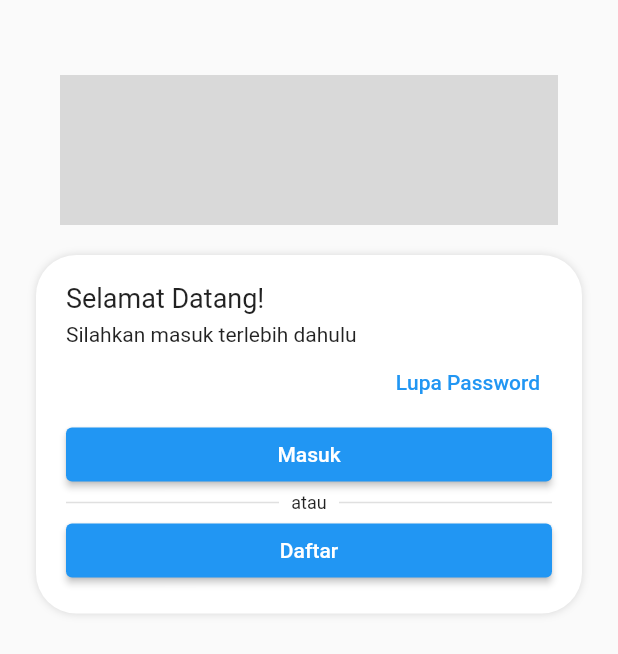
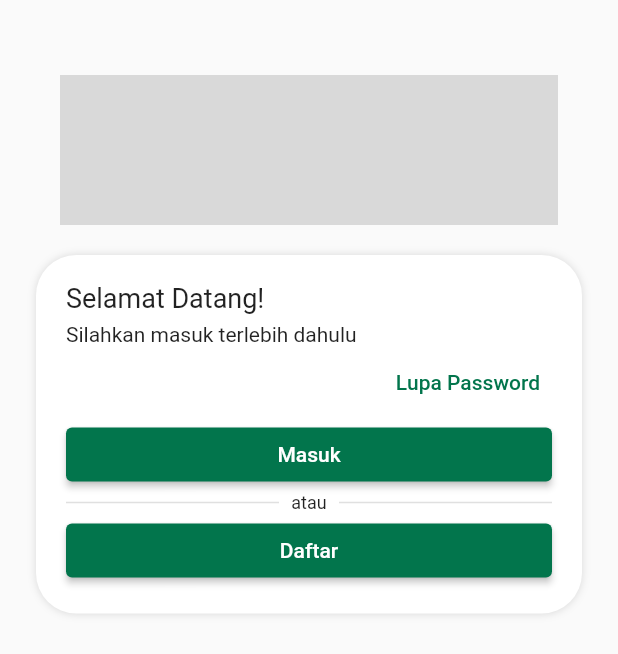
Before and after one commit to RioPasama/iCaleg, a Flutter app: the screen it shows after launch, on a phone screen of 412 x 824 dp. Shown: the top 654 px of the screen. Run offline on Flutter 3.47's test engine with Material 2 defaults, Android fonts, the phone set to English and light mode, and no system bars; our stand-ins replace connectivity_plus, get, google_fonts.

Commit message:
setting theme data

```diff
--- a/lib/infrastructure/theme/theme_data.dart
+++ b/lib/infrastructure/theme/theme_data.dart
@@ -1,5 +1,24 @@
 import 'package:flutter/material.dart';
+import 'package:icaleg/infrastructure/theme/theme_utils.dart';
 
 ThemeData themeData() {
-  return ThemeData();
+  return ThemeData(
+    textTheme: textTheme,
+    colorScheme: ThemeData().colorScheme.copyWith(primary: colorPrimary),
+    dialogBackgroundColor: Colors.white.withOpacity(0.88),
+    inputDecorationTheme: const InputDecorationTheme(
+      focusedBorder: OutlineInputBorder(
+        borderSide: BorderSide(
+          width: 1,
+        ),
+      ),
+    ),
+    dialogTheme: const DialogTheme(
+      shape: RoundedRectangleBorder(
+        borderRadius: BorderRadius.all(
+          Radius.circular(16),
+        ),
+      ),
+    ),
+  );
 }
--- a/lib/infrastructure/theme/theme_utils.dart
+++ b/lib/infrastructure/theme/theme_utils.dart
@@ -1,4 +1,6 @@
+import 'package:flutter/material.dart';
 import 'package:flutter/widgets.dart';
+import 'package:google_fonts/google_fonts.dart';
 
 Color colorPrimary = const Color(0xFF02754C);
 Color colorSecondary = const Color(0xFFABDBCA);
@@ -8,3 +10,5 @@ Color colorBack = const Color(0xFF3BAD85);
 Color colorTextPrimary = const Color(0xFF02754C);
 
 BoxShadow boxShadow = BoxShadow(color: colorGray, blurRadius: 4);
+
+TextTheme textTheme = GoogleFonts.mPlusRounded1cTextTheme();
--- a/lib/main.dart
+++ b/lib/main.dart
@@ -1,6 +1,7 @@
 import 'package:flutter/material.dart';
 
 import 'package:get/get.dart';
+import 'package:icaleg/infrastructure/theme/theme_data.dart';
 
 import 'infrastructure/navigation/navigation.dart';
 import 'infrastructure/navigation/routes.dart';
@@ -17,6 +18,7 @@ class Main extends StatelessWidget {
   @override
   Widget build(BuildContext context) {
     return GetMaterialApp(
+      theme: themeData(),
       initialRoute: initialRoute,
       getPages: Nav.routes,
     );
```
